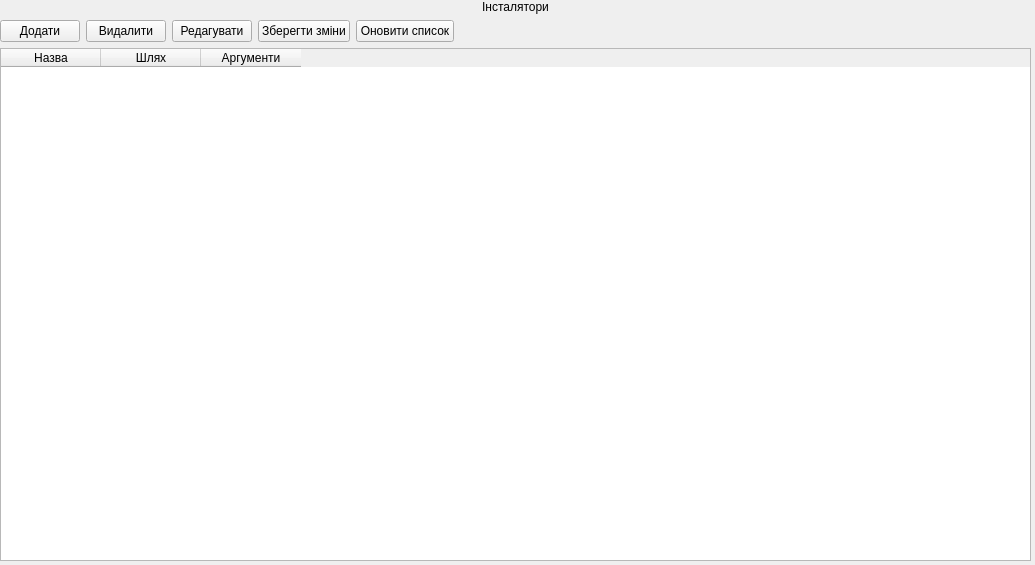
The window that app/view_ui/installer_manager.ui (sweetcolor/WinAutoInstaller) describes before a commit, drawn with Qt 5.
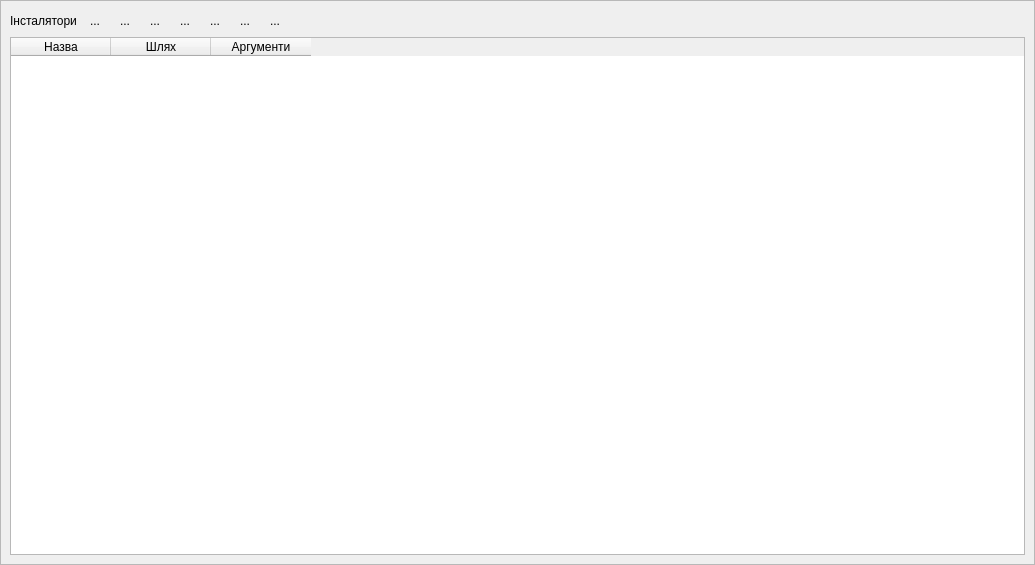
The same window after the commit. Icons and pictures are not drawn.

Commit message: change pushButton -> toolButton; add icon

Patch:
```diff
--- a/app/view_ui/installer_manager.ui
+++ b/app/view_ui/installer_manager.ui
@@ -13,16 +13,39 @@
   <property name="windowTitle">
    <string>Form</string>
   </property>
-  <widget class="QWidget" name="layoutWidget">
+  <layout class="QGridLayout" name="gridLayout">
+   <property name="leftMargin">
+    <number>0</number>
+   </property>
+   <property name="topMargin">
+    <number>0</number>
+   </property>
+   <property name="rightMargin">
+    <number>0</number>
+   </property>
+   <property name="bottomMargin">
+    <number>0</number>
+   </property>
+   <property name="spacing">
+    <number>0</number>
+   </property>
+   <item row="0" column="0">
+    <widget class="QScrollArea" name="scrollArea">
+     <property name="widgetResizable">
+      <bool>true</bool>
+     </property>
+     <widget class="QWidget" name="scrollAreaWidgetContents">
    <property name="geometry">
     <rect>
      <x>0</x>
      <y>0</y>
-     <width>1031</width>
-     <height>561</height>
-    </rect>
-   </property>
-   <layout class="QVBoxLayout" name="installerManagerVerticalLayout">
+        <width>1033</width>
+        <height>563</height>
+       </rect>
+      </property>
+      <layout class="QGridLayout" name="gridLayout_2">
+       <item row="0" column="0">
+        <layout class="QHBoxLayout" name="installerButtonHorizontalLayout">
     <item>
      <widget class="QLabel" name="installerLabel">
       <property name="text">
@@ -34,39 +57,205 @@
      </widget>
     </item>
     <item>
-     <layout class="QHBoxLayout" name="installerButtonHorizontalLayout">
-      <item>
-       <widget class="QPushButton" name="addInstallerPushButton">
-        <property name="text">
+          <widget class="QToolButton" name="addInstallerPushButton">
+           <property name="toolTip">
          <string>Додати</string>
         </property>
+           <property name="text">
+            <string>...</string>
+           </property>
+           <property name="icon">
+            <iconset resource="view.qrc">
+             <normaloff>:/images/plus.png</normaloff>:/images/plus.png</iconset>
+           </property>
+           <property name="iconSize">
+            <size>
+             <width>27</width>
+             <height>27</height>
+            </size>
+           </property>
+           <property name="checkable">
+            <bool>false</bool>
+           </property>
+           <property name="autoRepeat">
+            <bool>false</bool>
+           </property>
+           <property name="autoRaise">
+            <bool>true</bool>
+           </property>
        </widget>
       </item>
       <item>
-       <widget class="QPushButton" name="deleteInstallerPushButton">
-        <property name="text">
+          <widget class="QToolButton" name="deleteInstallerPushButton">
+           <property name="toolTip">
          <string>Видалити</string>
         </property>
+           <property name="text">
+            <string>...</string>
+           </property>
+           <property name="icon">
+            <iconset resource="view.qrc">
+             <normaloff>:/images/minus.png</normaloff>:/images/minus.png</iconset>
+           </property>
+           <property name="iconSize">
+            <size>
+             <width>27</width>
+             <height>27</height>
+            </size>
+           </property>
+           <property name="checkable">
+            <bool>false</bool>
+           </property>
+           <property name="autoRepeat">
+            <bool>false</bool>
+           </property>
+           <property name="autoRaise">
+            <bool>true</bool>
+           </property>
        </widget>
       </item>
       <item>
-       <widget class="QPushButton" name="editInstallerPushButton">
-        <property name="text">
+          <widget class="QToolButton" name="editInstallerPushButton">
+           <property name="toolTip">
          <string>Редагувати</string>
         </property>
+           <property name="text">
+            <string>...</string>
+           </property>
+           <property name="icon">
+            <iconset resource="view.qrc">
+             <normaloff>:/images/pencil.png</normaloff>:/images/pencil.png</iconset>
+           </property>
+           <property name="iconSize">
+            <size>
+             <width>27</width>
+             <height>27</height>
+            </size>
+           </property>
+           <property name="checkable">
+            <bool>false</bool>
+           </property>
+           <property name="autoRepeat">
+            <bool>false</bool>
+           </property>
+           <property name="autoRaise">
+            <bool>true</bool>
+           </property>
        </widget>
       </item>
       <item>
-       <widget class="QPushButton" name="saveChangesPushButton">
+          <widget class="QToolButton" name="saveChangesPushButton">
+           <property name="toolTip">
+            <string>Збереження списку в базі</string>
+           </property>
         <property name="text">
-         <string>Зберегти зміни</string>
-        </property>
+            <string>...</string>
+           </property>
+           <property name="icon">
+            <iconset resource="view.qrc">
+             <normaloff>:/images/database.png</normaloff>:/images/database.png</iconset>
+           </property>
+           <property name="iconSize">
+            <size>
+             <width>27</width>
+             <height>27</height>
+            </size>
+           </property>
+           <property name="checkable">
+            <bool>false</bool>
+           </property>
+           <property name="autoRepeat">
+            <bool>false</bool>
+           </property>
+           <property name="autoRaise">
+            <bool>true</bool>
+           </property>
        </widget>
       </item>
       <item>
-       <widget class="QPushButton" name="updateInstallerListPushButton">
+          <widget class="QToolButton" name="updateInstallerListPushButton">
+           <property name="toolTip">
+            <string>Оновлення</string>
+           </property>
         <property name="text">
-         <string>Оновити список</string>
+            <string>...</string>
+           </property>
+           <property name="icon">
+            <iconset resource="view.qrc">
+             <normaloff>:/images/full-update.png</normaloff>:/images/full-update.png</iconset>
+           </property>
+           <property name="iconSize">
+            <size>
+             <width>27</width>
+             <height>27</height>
+            </size>
+           </property>
+           <property name="checkable">
+            <bool>false</bool>
+           </property>
+           <property name="autoRepeat">
+            <bool>false</bool>
+           </property>
+           <property name="autoRaise">
+            <bool>true</bool>
+           </property>
+          </widget>
+         </item>
+         <item>
+          <widget class="QToolButton" name="downInstallerItemButton">
+           <property name="toolTip">
+            <string>Осутити вниз</string>
+           </property>
+           <property name="text">
+            <string>...</string>
+           </property>
+           <property name="icon">
+            <iconset resource="view.qrc">
+             <normaloff>:/images/arrow_down.png</normaloff>:/images/arrow_down.png</iconset>
+           </property>
+           <property name="iconSize">
+            <size>
+             <width>27</width>
+             <height>27</height>
+            </size>
+           </property>
+           <property name="checkable">
+            <bool>false</bool>
+           </property>
+           <property name="autoRepeat">
+            <bool>false</bool>
+           </property>
+           <property name="autoRaise">
+            <bool>true</bool>
+           </property>
+          </widget>
+         </item>
+         <item>
+          <widget class="QToolButton" name="upInstallerItemButton">
+           <property name="toolTip">
+            <string>Підняти вгори</string>
+           </property>
+           <property name="text">
+            <string>...</string>
+           </property>
+           <property name="icon">
+            <iconset resource="view.qrc">
+             <normaloff>:/images/arrow_up.png</normaloff>:/images/arrow_up.png</iconset>
+           </property>
+           <property name="iconSize">
+            <size>
+             <width>27</width>
+             <height>27</height>
+            </size>
+           </property>
+           <property name="checkable">
+            <bool>false</bool>
+           </property>
+           <property name="autoRepeat">
+            <bool>false</bool>
+           </property>
+           <property name="autoRaise">
+            <bool>true</bool>
         </property>
        </widget>
       </item>
@@ -85,7 +274,7 @@
       </item>
      </layout>
     </item>
-    <item>
+       <item row="1" column="0">
      <widget class="QTableWidget" name="installerTableWidget">
       <column>
        <property name="text">
@@ -107,6 +296,11 @@
    </layout>
   </widget>
  </widget>
- <resources/>
+   </item>
+  </layout>
+ </widget>
+ <resources>
+  <include location="view.qrc"/>
+ </resources>
  <connections/>
 </ui>
```
Lines whose indentation alone changed are shown as unchanged. The commit also changes 31 other files.
